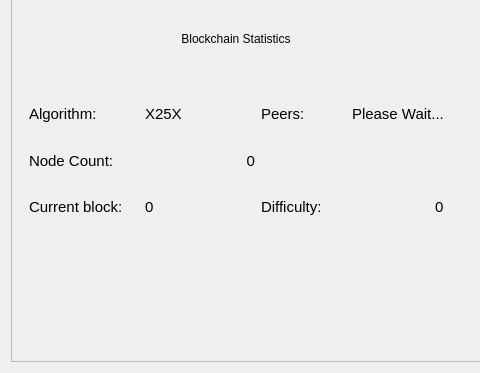
Before: the Qt Designer form src/qt/forms/overviewpage.ui in HTHcoin/helpthehomelesscoin, drawn with Qt 5; both pictures show x 0 to 480 and y 312 to 685 of the 1000 by 685 pixel window.
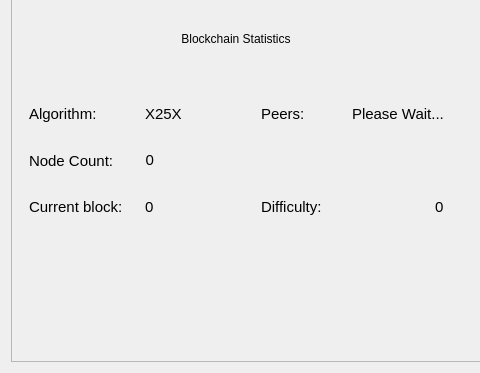
After: the same form once the commit is applied.

```diff
--- a/src/qt/forms/overviewpage.ui
+++ b/src/qt/forms/overviewpage.ui
@@ -285,11 +285,17 @@
           </item>
           <item row="1" column="1">
            <widget class="QLabel" name="countLabelDIP3">
+            <property name="sizePolicy">
+             <sizepolicy hsizetype="Fixed" vsizetype="Fixed">
+              <horstretch>0</horstretch>
+              <verstretch>0</verstretch>
+             </sizepolicy>
+            </property>
             <property name="text">
              <string>0</string>
             </property>
             <property name="alignment">
-             <set>Qt::AlignLeading|Qt::AlignRight|Qt::AlignVCenter</set>
+             <set>Qt::AlignRight|Qt::AlignTrailing|Qt::AlignVCenter</set>
             </property>
            </widget>
           </item>
```
